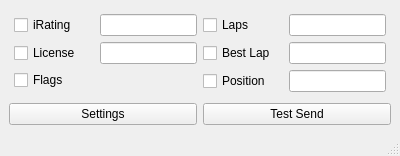
Above: ui/MainWindow.ui from Fuzzwah/lametric-iracing before the change. Below: the same form after it.
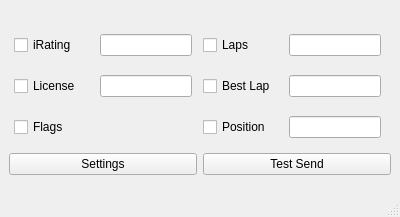
That is the form after the change.

Diff of the .ui file:
```diff
--- a/ui/MainWindow.ui
+++ b/ui/MainWindow.ui
@@ -7,14 +7,14 @@
     <x>0</x>
     <y>0</y>
     <width>400</width>
-    <height>140</height>
+    <height>217</height>
    </rect>
   </property>
   <property name="windowTitle">
    <string>LaMetric iRacing Data Sender</string>
   </property>
   <widget class="QWidget" name="centralwidget">
-   <layout class="QGridLayout" name="gridLayout" columnstretch="0,0">
+   <layout class="QGridLayout" name="gridLayout" columnstretch="0">
     <item row="0" column="0">
      <layout class="QVBoxLayout" name="verticalLayout">
       <item>
@@ -35,12 +35,18 @@
          <layout class="QVBoxLayout" name="leftBox">
           <item>
            <layout class="QHBoxLayout" name="IRating">
+            <property name="topMargin">
+             <number>5</number>
+            </property>
+            <property name="rightMargin">
+             <number>5</number>
+            </property>
             <item>
              <widget class="QCheckBox" name="checkBox_IRating">
               <property name="minimumSize">
                <size>
                 <width>80</width>
-                <height>0</height>
+                <height>30</height>
                </size>
               </property>
               <property name="text">
@@ -49,18 +55,31 @@
              </widget>
             </item>
             <item>
-             <widget class="QLineEdit" name="lineEdit_IRating"/>
+             <widget class="QLineEdit" name="lineEdit_IRating">
+              <property name="minimumSize">
+               <size>
+                <width>0</width>
+                <height>20</height>
+               </size>
+              </property>
+             </widget>
             </item>
            </layout>
           </item>
           <item>
            <layout class="QHBoxLayout" name="License">
+            <property name="topMargin">
+             <number>5</number>
+            </property>
+            <property name="rightMargin">
+             <number>5</number>
+            </property>
             <item>
              <widget class="QCheckBox" name="checkBox_License">
               <property name="minimumSize">
                <size>
                 <width>80</width>
-                <height>0</height>
+                <height>30</height>
                </size>
               </property>
               <property name="text">
@@ -69,14 +88,33 @@
              </widget>
             </item>
             <item>
-             <widget class="QLineEdit" name="lineEdit_License"/>
+             <widget class="QLineEdit" name="lineEdit_License">
+              <property name="minimumSize">
+               <size>
+                <width>0</width>
+                <height>20</height>
+               </size>
+              </property>
+             </widget>
             </item>
            </layout>
           </item>
           <item>
            <layout class="QHBoxLayout" name="Flags">
+            <property name="topMargin">
+             <number>5</number>
+            </property>
+            <property name="rightMargin">
+             <number>5</number>
+            </property>
             <item>
              <widget class="QCheckBox" name="checkBox_Flags">
+              <property name="minimumSize">
+               <size>
+                <width>80</width>
+                <height>30</height>
+               </size>
+              </property>
               <property name="text">
                <string>Flags</string>
               </property>
@@ -90,12 +128,18 @@
          <layout class="QVBoxLayout" name="rightBox">
           <item>
            <layout class="QHBoxLayout" name="Laps">
+            <property name="topMargin">
+             <number>5</number>
+            </property>
+            <property name="rightMargin">
+             <number>5</number>
+            </property>
             <item>
              <widget class="QCheckBox" name="checkBox_Laps">
               <property name="minimumSize">
                <size>
                 <width>80</width>
-                <height>0</height>
+                <height>30</height>
                </size>
               </property>
               <property name="text">
@@ -104,18 +148,31 @@
              </widget>
             </item>
             <item>
-             <widget class="QLineEdit" name="lineEdit_Laps"/>
+             <widget class="QLineEdit" name="lineEdit_Laps">
+              <property name="minimumSize">
+               <size>
+                <width>0</width>
+                <height>20</height>
+               </size>
+              </property>
+             </widget>
             </item>
            </layout>
           </item>
           <item>
            <layout class="QHBoxLayout" name="BestLap">
+            <property name="topMargin">
+             <number>5</number>
+            </property>
+            <property name="rightMargin">
+             <number>5</number>
+            </property>
             <item>
              <widget class="QCheckBox" name="checkBox_BestLap">
               <property name="minimumSize">
                <size>
                 <width>80</width>
-                <height>0</height>
+                <height>30</height>
                </size>
               </property>
               <property name="text">
@@ -124,18 +181,31 @@
              </widget>
             </item>
             <item>
-             <widget class="QLineEdit" name="lineEdit_BestLap"/>
+             <widget class="QLineEdit" name="lineEdit_BestLap">
+              <property name="minimumSize">
+               <size>
+                <width>0</width>
+                <height>20</height>
+               </size>
+              </property>
+             </widget>
             </item>
            </layout>
           </item>
           <item>
            <layout class="QHBoxLayout" name="Position">
+            <property name="topMargin">
+             <number>5</number>
+            </property>
+            <property name="rightMargin">
+             <number>5</number>
+            </property>
             <item>
              <widget class="QCheckBox" name="checkBox_Position">
               <property name="minimumSize">
                <size>
                 <width>80</width>
-                <height>0</height>
+                <height>30</height>
                </size>
               </property>
               <property name="text">
@@ -144,7 +214,14 @@
              </widget>
             </item>
             <item>
-             <widget class="QLineEdit" name="lineEdit_Position"/>
+             <widget class="QLineEdit" name="lineEdit_Position">
+              <property name="minimumSize">
+               <size>
+                <width>0</width>
+                <height>20</height>
+               </size>
+              </property>
+             </widget>
             </item>
            </layout>
           </item>
```
